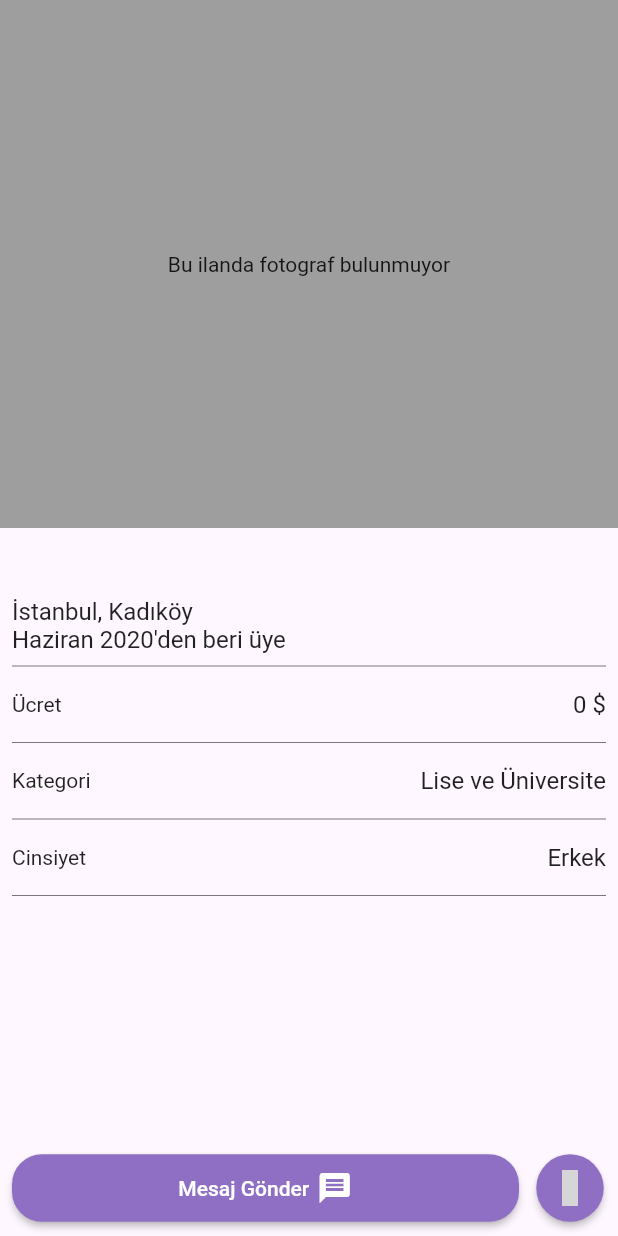
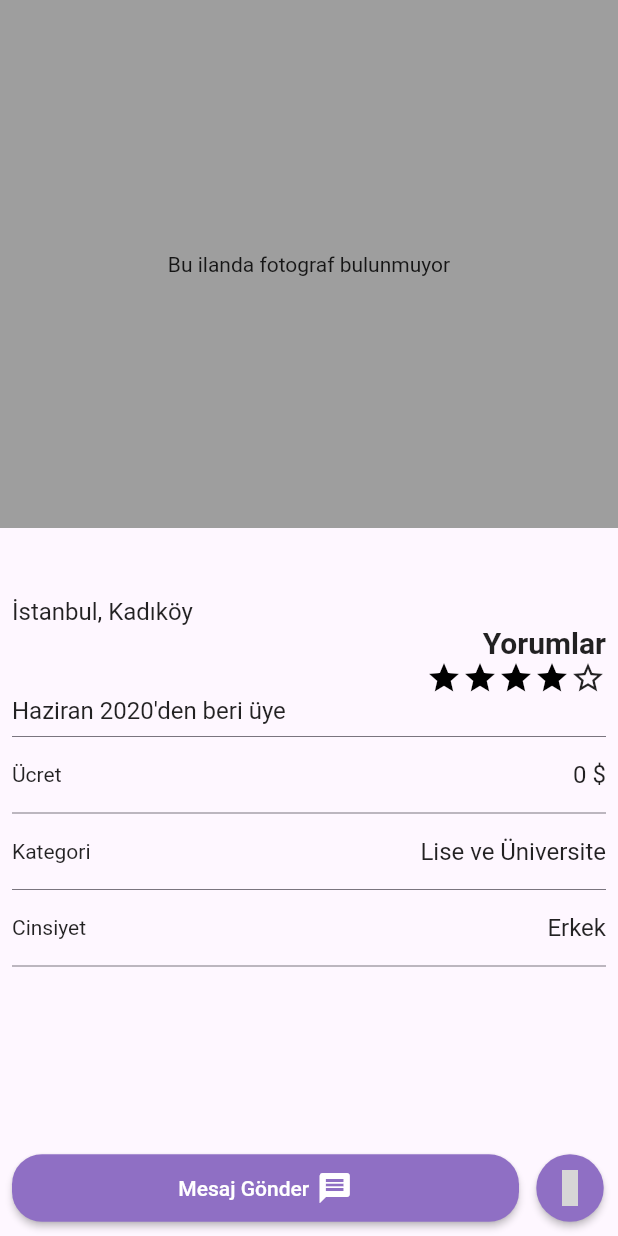
Before and after one commit to feyza12345/f_151, a Flutter app: the AdvertisementPage screen opened directly with empty values, on a phone screen of 412 x 824 dp. Run offline on Flutter 3.47's test engine with Material 2 defaults, Android fonts, the phone set to English and light mode, and no system bars; drawn by our look-alikes of flutter_animate; our stand-ins replace cloud_firestore, firebase_auth, firebase_core, firebase_storage, flutter_bloc, image_picker and 1 more; missing offline and left inert: onesignal_flutter; accounts and stored records are empty; grey boxes are pictures that could not be loaded.

Commit message:
messages ve advertisement UI güncellemeleri

```diff
--- a/lib/pages/home/chat/messages_page.dart
+++ b/lib/pages/home/chat/messages_page.dart
@@ -242,6 +242,21 @@ class _MessagesPageState extends State<MessagesPage> {
                     padding: const EdgeInsets.all(3.0),
                     child: Row(
                       children: [
+                        ElevatedButton(
+                          onPressed: () {
+                            // + düğmesinin işlevselliği burada tanımlanır
+                          },
+                          style: ElevatedButton.styleFrom(
+                            shape: RoundedRectangleBorder(
+                              borderRadius: BorderRadius.circular(25),
+                            ),
+                            minimumSize: const Size(45, 45),
+                          ),
+                          child: const Icon(Icons.add),
+                        ),
+                        const SizedBox(
+                          width: 5,
+                        ),
                         Expanded(
                           child: TextField(
                             controller: messageController,
--- a/lib/pages/home/homepage/advertisement/advertisement_page.dart
+++ b/lib/pages/home/homepage/advertisement/advertisement_page.dart
@@ -148,6 +148,46 @@ class AdvertisementPageState extends State<AdvertisementPage> {
                       style: TextStyle(
                         fontSize: 16,
                       ),
+                    ),
+                    const Column(
+                      children: [
+                        Row(
+                          mainAxisAlignment: MainAxisAlignment.end,
+                          children: [
+                            Text(
+                              'Yorumlar',
+                              style: TextStyle(
+                                fontSize: 20,
+                                fontWeight: FontWeight.bold,
+                              ),
+                            ),
+                          ],
+                        ),
+                        Row(
+                          mainAxisAlignment: MainAxisAlignment.end,
+                          children: [
+                            Icon(
+                              Icons.star,
+                              color: Colors.black,
+                            ),
+                            Icon(
+                              Icons.star,
+                              color: Colors.black,
+                            ),
+                            Icon(
+                              Icons.star,
+                              color: Colors.black,
+                            ),
+                            Icon(
+                              Icons.star,
+                              color: Colors.black,
+                            ),
+                            Icon(
+                              Icons.star_border,
+                            ),
+                          ],
+                        ),
+                      ],
                     ),
                     const Text(
                       'Haziran 2020\'den beri üye',
```
